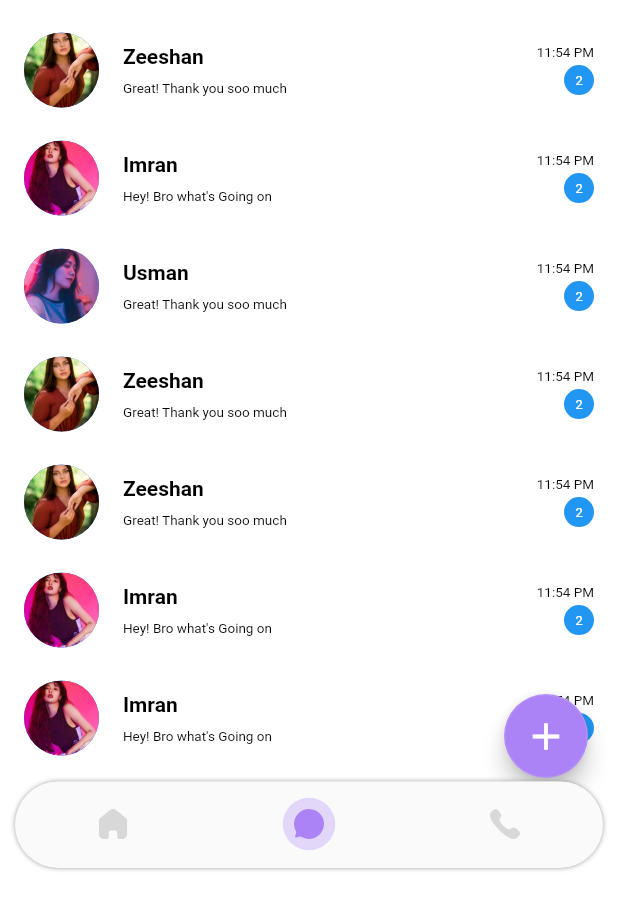
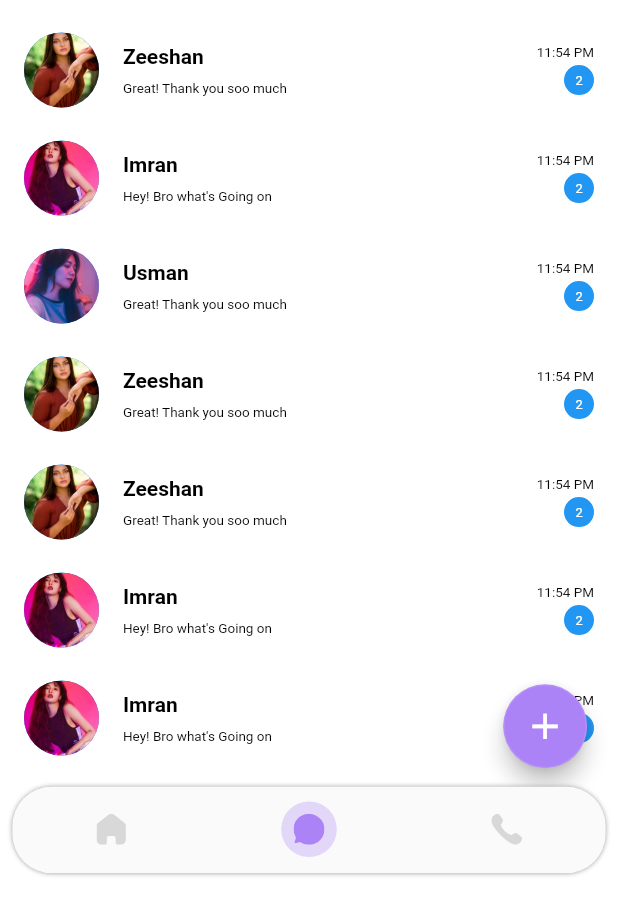
Before and after one commit to adilramzan764/SocialMediaApp, a Flutter app: the BottomNavBarV2 screen opened directly, on a phone screen of 412 x 824 dp, the part 338-1236 px from its top. Run offline on Flutter 3.47's test engine with Material 2 defaults, Android fonts, the phone set to English and light mode, and no system bars; our stand-ins replace camera, cloud_firestore, firebase_auth, firebase_core, firebase_storage, flutter_easyloading and 7 more; missing offline and left inert: firebase_app_check, flutter_dialpad; accounts and stored records are empty; project files that could hold a hidden picture were left out.

Commit message:
clients changes

```diff
--- a/lib/Components/BottomNavigationBar/BotttomBar_Widget.dart
+++ b/lib/Components/BottomNavigationBar/BotttomBar_Widget.dart
@@ -1,6 +1,7 @@
 import 'package:flutter/cupertino.dart';
 import 'package:flutter/material.dart';
 import 'package:flutter_svg/svg.dart';
+import 'package:responsive_sizer/responsive_sizer.dart';
 
 class CustomBottomNavigationBar extends StatelessWidget {
   final int currentIndex;
@@ -14,10 +15,11 @@ class CustomBottomNavigationBar extends StatelessWidget {
   @override
   Widget build(BuildContext context) {
     return Container(
-      height: MediaQuery.of(context).size.height*0.07, // Set your desired height here
+      // height: MediaQuery.of(context).size.height*0.07, // Set your desired height here
+      height: 7.h,
       decoration: BoxDecoration(
-        borderRadius: BorderRadius.circular(32),
-        boxShadow: [
+        borderRadius: BorderRadius.circular(3.2.h),
+        boxShadow: const [
           BoxShadow(
             color: Colors.grey,
             blurRadius: 2.5,
@@ -26,12 +28,12 @@ class CustomBottomNavigationBar extends StatelessWidget {
         color: Colors.white,
       ),
       child: ClipRRect(
-        borderRadius: BorderRadius.circular(32),
+        borderRadius: BorderRadius.circular(3.2.h),
         child: BottomNavigationBar(
           showSelectedLabels: false,
           showUnselectedLabels: false,
-          selectedItemColor: Color(0xffAC83F6),
-          selectedLabelStyle: TextStyle(fontSize: 0),
+          selectedItemColor: const Color(0xffAC83F6),
+          selectedLabelStyle: const TextStyle(fontSize: 0),
           currentIndex: currentIndex,
           onTap: onTap,
           items: [
@@ -47,18 +49,18 @@ class CustomBottomNavigationBar extends StatelessWidget {
   BottomNavigationBarItem _buildNavItem(String iconPath, int currentIndex, int index) {
     return BottomNavigationBarItem(
       icon: Container(
-        height: 35,
-        width: 35,
+        height: 4.5.h,
+        width: 4.5.h,
         decoration: BoxDecoration(
           shape: BoxShape.circle,
-          color: currentIndex == index ? Color(0xffAC83F6).withOpacity(0.3) : null,
+          color: currentIndex == index ? const Color(0xffAC83F6).withOpacity(0.3) : null,
         ),
         child: Center(
           child: SvgPicture.asset(
             iconPath,
-            color: currentIndex == index ? Color(0xffAC83F6) : null,
-            width: 20,
-            height: 20,
+            color: currentIndex == index ? const Color(0xffAC83F6) : null,
+            width: 2.5.h,
+            height: 2.5.h,
           ),
         ),
       ),
--- a/lib/Components/BottomNavigationBar/MyBottomNavigationBar.dart
+++ b/lib/Components/BottomNavigationBar/MyBottomNavigationBar.dart
@@ -1,4 +1,5 @@
 import 'package:flutter/material.dart';
+import 'package:responsive_sizer/responsive_sizer.dart';
 
 import '../../View/BottomBarScreens/Home/Home.dart';
 import '../../View/Chat screens/MainChatScreens.dart';
@@ -28,9 +29,9 @@ class _StackedBottomNavigationBarState extends State<BottomNavBarV2> {
           _screens[_currentIndex],
           if(_currentIndex==1)
           Positioned(
-            left: 10,
-            right: 10,
-            bottom: 20,
+            left: 1.0.h,
+            right: 1.0.h,
+            bottom: 2.0.h,
             child: CustomBottomNavigationBar(
               currentIndex: _currentIndex,
               onTap: (int index) {
--- a/lib/View/BottomBarScreens/Home/Home.dart
+++ b/lib/View/BottomBarScreens/Home/Home.dart
@@ -1,6 +1,7 @@
 import 'package:flutter/material.dart';
 import 'package:flutter_svg/svg.dart';
 import 'package:get/get.dart';
+import 'package:responsive_sizer/responsive_sizer.dart';
 
 import '../../../Components/BottomNavigationBar/BotttomBar_Widget.dart';
 import '../../../Components/Drawer/CustomDrawer.dart';
@@ -69,9 +70,9 @@ class _HomeState extends State<Home> {
           _screens[_currentIndex],
           if (_currentIndex != 2)
             Positioned(
-              left: 10,
-              right: 10,
-              bottom: 20,
+              left: 1.0.h,
+              right: 1.0.h,
+              bottom: 2.0.h,
               child: CustomBottomNavigationBar(
                 currentIndex: _currentIndex,
                 onTap: (int index) {
@@ -149,8 +150,8 @@ class HomeScreenContent extends StatelessWidget {
           ],
         ),
         Positioned(
-          bottom: 80,
-          right: 20,
+          bottom: 10.5.h,
+          right: 2.5.h,
           child: FloatingActionButton(
             shape: OutlineInputBorder(
                 borderRadius: BorderRadius.circular(40),
@@ -164,7 +165,7 @@ class HomeScreenContent extends StatelessWidget {
                   return UploadFedd_Dialog();
                 },
               );            },
-            child: const Icon(Icons.add, size: 30),
+            child:  Icon(Icons.add, size: 3.5.h),
           ),
         ),
       ],
--- a/lib/View/Chat screens/MainChatScreens.dart
+++ b/lib/View/Chat screens/MainChatScreens.dart
@@ -3,6 +3,7 @@ import 'package:flutter_svg/svg.dart';
 import 'package:get/get.dart';
 import 'package:responsive_sizer/responsive_sizer.dart';
 
+import '../CreatePost/UploadFeed_Dialog.dart';
 import 'CallBalance.dart';
 import 'CallHistory.dart';
 import 'NotificationScreen.dart';
@@ -234,19 +235,23 @@ class _MainChatScreensState extends State<MainChatScreens> {
                 );
               },
             ),
-          Positioned(
-              bottom: 80,
-              right: 20,
+            Positioned(
+              bottom: 10.5.h,
+              right: 2.5.h,
               child: FloatingActionButton(
                 shape: OutlineInputBorder(
                     borderRadius: BorderRadius.circular(40),
                     borderSide: BorderSide(color: Colors.white.withOpacity(0.1))),
-                backgroundColor: Color(0xffAC83F6),
+                backgroundColor: const Color(0xffAC83F6),
                 foregroundColor: Colors.white,
                 onPressed: () {
-                  // Handle FAB tap event
-                },
-                child: Icon(Icons.add, size: 30),
+                  showDialog(
+                    context: context,
+                    builder: (BuildContext context) {
+                      return UploadFedd_Dialog();
+                    },
+                  );            },
+                child:  Icon(Icons.add, size: 3.5.h),
               ),
             ),
           ],
--- a/lib/View/Chat screens/ProfileChatScreen.dart
+++ b/lib/View/Chat screens/ProfileChatScreen.dart
@@ -296,7 +296,9 @@ class _ProfileChatScreenState extends State<ProfileChatScreen> {
                 stream: _firebaseService.getMessageStream(widget.userId),
                 builder: (context, snapshot) {
                   if (snapshot.connectionState == ConnectionState.waiting) {
-                    return Center(child: CircularProgressIndicator());
+                    return Center(
+                        child: null
+                    );
                   } else if (snapshot.hasError) {
                     return Center(child: Text('Error: ${snapshot.error}'));
                   } else if (!snapshot.hasData || snapshot.data!.isEmpty) {
```
